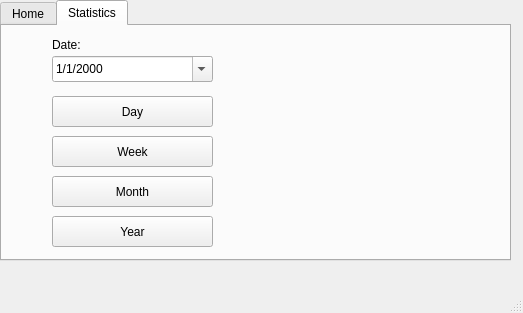
The window that UI/mainwindow.ui (ChicoState/SmartCCTV) describes before a commit, drawn with Qt 5.
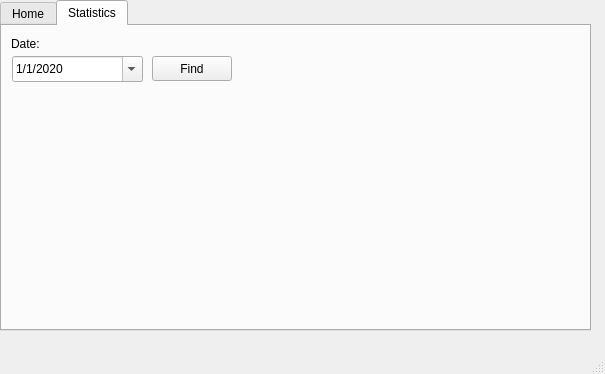
The same window after the commit.

Commit message: changes to UI. Note: file path for displaying chart in UI/mainwindow.cpp may need adjustments.

The edit to the form file:
```diff
--- a/UI/mainwindow.ui
+++ b/UI/mainwindow.ui
@@ -6,8 +6,8 @@
    <rect>
     <x>0</x>
     <y>0</y>
-    <width>523</width>
-    <height>313</height>
+    <width>605</width>
+    <height>374</height>
    </rect>
   </property>
   <property name="windowTitle">
@@ -19,8 +19,8 @@
      <rect>
       <x>0</x>
       <y>0</y>
-      <width>511</width>
-      <height>261</height>
+      <width>591</width>
+      <height>331</height>
      </rect>
     </property>
     <property name="tabPosition">
@@ -67,31 +67,70 @@
      <attribute name="title">
       <string>Statistics</string>
      </attribute>
-     <widget class="QPushButton" name="pushButton_Statistics">
+     <widget class="QLabel" name="label">
       <property name="geometry">
        <rect>
-        <x>50</x>
+        <x>9</x>
         <y>70</y>
-        <width>161</width>
-        <height>31</height>
+        <width>551</width>
+        <height>211</height>
        </rect>
       </property>
       <property name="text">
-       <string>Day</string>
+       <string/>
+      </property>
+     </widget>
+     <widget class="QLabel" name="label_2">
+      <property name="enabled">
+       <bool>true</bool>
+      </property>
+      <property name="geometry">
+       <rect>
+        <x>9</x>
+        <y>9</y>
+        <width>37</width>
+        <height>17</height>
+       </rect>
+      </property>
+      <property name="text">
+       <string>Date:</string>
+      </property>
+     </widget>
+     <widget class="QPushButton" name="pushButton">
+      <property name="geometry">
+       <rect>
+        <x>150</x>
+        <y>30</y>
+        <width>80</width>
+        <height>25</height>
+       </rect>
+      </property>
+      <property name="text">
+       <string>Find</string>
       </property>
      </widget>
      <widget class="QDateEdit" name="dateEdit">
       <property name="geometry">
        <rect>
-        <x>50</x>
+        <x>10</x>
         <y>30</y>
-        <width>161</width>
+        <width>131</width>
         <height>26</height>
        </rect>
       </property>
       <property name="layoutDirection">
        <enum>Qt::LeftToRight</enum>
       </property>
+      <property name="dateTime">
+       <datetime>
+        <hour>0</hour>
+        <minute>0</minute>
+        <second>0</second>
+        <year>2020</year>
+        <month>1</month>
+        <day>1</day>
+       </datetime>
+      </property>
       <property name="displayFormat">
        <string>M/d/yyyy</string>
       </property>
@@ -102,74 +141,6 @@
        <enum>Qt::LocalTime</enum>
       </property>
      </widget>
-     <widget class="QLabel" name="label_2">
-      <property name="geometry">
-       <rect>
-        <x>50</x>
-        <y>10</y>
-        <width>67</width>
-        <height>17</height>
-       </rect>
-      </property>
-      <property name="text">
-       <string>Date:</string>
-      </property>
-     </widget>
-     <widget class="QLabel" name="label">
-      <property name="geometry">
-       <rect>
-        <x>290</x>
-        <y>70</y>
-        <width>171</width>
-        <height>131</height>
-       </rect>
-      </property>
-      <property name="text">
-       <string/>
-      </property>
-      <property name="wordWrap">
-       <bool>true</bool>
-      </property>
-     </widget>
-     <widget class="QPushButton" name="pushButton_Statistics_2">
-      <property name="geometry">
-       <rect>
-        <x>50</x>
-        <y>150</y>
-        <width>161</width>
-        <height>31</height>
-       </rect>
-      </property>
-      <property name="text">
-       <string>Month</string>
-      </property>
-     </widget>
-     <widget class="QPushButton" name="pushButton_Statistics_3">
-      <property name="geometry">
-       <rect>
-        <x>50</x>
-        <y>110</y>
-        <width>161</width>
-        <height>31</height>
-       </rect>
-      </property>
-      <property name="text">
-       <string>Week</string>
-      </property>
-     </widget>
-     <widget class="QPushButton" name="pushButton_Statistics_4">
-      <property name="geometry">
-       <rect>
-        <x>50</x>
-        <y>190</y>
-        <width>161</width>
-        <height>31</height>
-       </rect>
-      </property>
-      <property name="text">
-       <string>Year</string>
-      </property>
-     </widget>
     </widget>
    </widget>
   </widget>
```
Left out of the diff: 18 changed lines with no effect on the pictures. The commit also changes 5 other files.
